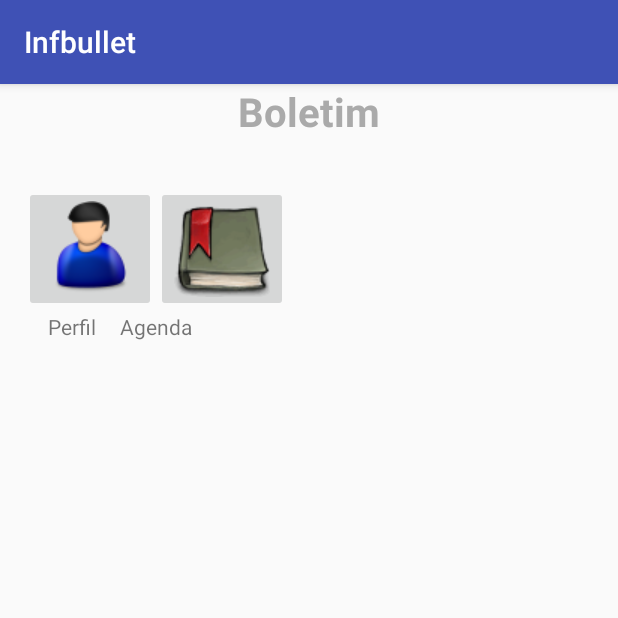
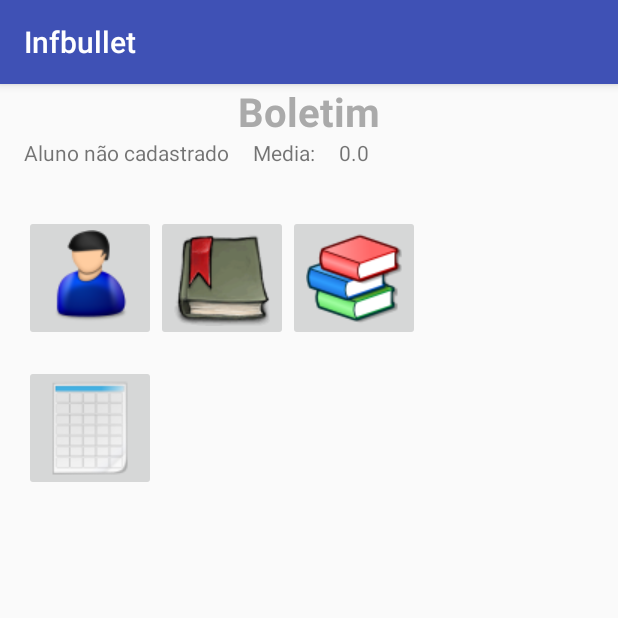
Before and after one commit to infsolution/Infbullet, an Android app: the screen it shows after launch (BulletinActivity), on a phone screen of 412 x 824 dp, the top half of it. Run offline under Robolectric (Android 15) with nearby library versions, the phone set to English and light mode, and no system bars.

```diff
--- a/app/src/main/java/infsolution/com/br/infbullet/BulletinActivity.java
+++ b/app/src/main/java/infsolution/com/br/infbullet/BulletinActivity.java
@@ -9,6 +9,7 @@ import android.widget.TextView;
 import infsolution.com.br.infbullet.dao.AlunoDAO;
 import infsolution.com.br.infbullet.modelo.Aluno;
 import infsolution.com.br.infbullet.modelo.Boletim;
+import infsolution.com.br.infbullet.modelo.Disciplina;
 
 public class BulletinActivity extends AppCompatActivity {
     private TextView nomeAluno;
@@ -19,7 +20,10 @@ public class BulletinActivity extends AppCompatActivity {
     protected void onCreate(Bundle savedInstanceState) {
         super.onCreate(savedInstanceState);
         setContentView(R.layout.activity_bulletin);
-        aluno=aluDao.getAluno();
+        nomeAluno =(TextView)findViewById(R.id.txt_nome_aluno);
+        media = (TextView)findViewById(R.id.txt_media);
+        aluDao = new AlunoDAO(this);
+        aluno = aluDao.getAluno();
         aluDao.close();
         if(aluno==null){
             nomeAluno =(TextView)findViewById(R.id.txt_nome_aluno);
@@ -38,7 +42,7 @@ public class BulletinActivity extends AppCompatActivity {
         startActivity(goToCad);
     }
     public void goForAgenda(View v){
-        Intent goToCad = new Intent(this,NewProvaActivity.class);
+        Intent goToCad = new Intent(this,AgendaActivity.class);
         startActivity(goToCad);
     }
     public void goForBoletim(View v){
@@ -50,7 +54,7 @@ public class BulletinActivity extends AppCompatActivity {
         startActivity(goToCad);
     }
     public void goForMateria(View v){
-        Intent goToCad = new Intent(this,NewProvaActivity.class);
+        Intent goToCad = new Intent(this, MateriaActivity.class);
         startActivity(goToCad);
     }
 }
--- a/app/src/main/res/layout/activity_bulletin.xml
+++ b/app/src/main/res/layout/activity_bulletin.xml
@@ -15,6 +15,33 @@
         android:textStyle="bold"
         android:layout_gravity="center_horizontal"
         />
+    <LinearLayout
+        android:layout_width="match_parent"
+        android:layout_height="wrap_content"
+        android:orientation="horizontal">
+
+        <TextView
+            android:id="@+id/txt_nome_aluno"
+            android:layout_width="wrap_content"
+            android:layout_height="wrap_content"
+            android:text="@string/no_aluno"
+            android:paddingLeft="@dimen/activity_horizontal_margin"
+            />
+        <TextView
+
+            android:layout_width="wrap_content"
+            android:layout_height="wrap_content"
+            android:text="@string/media_aluno_desc"
+            android:paddingLeft="@dimen/activity_horizontal_margin"
+            />
+        <TextView
+            android:id="@+id/txt_media"
+            android:layout_width="wrap_content"
+            android:layout_height="wrap_content"
+            android:text="@string/media_aluno"
+            android:paddingLeft="@dimen/activity_horizontal_margin"
+            />
+    </LinearLayout>
     <ScrollView
         android:layout_width="match_parent"
         android:layout_height="match_parent">
@@ -44,23 +71,25 @@
                 android:layout_toRightOf="@+id/go_profile"
                 android:onClick="goForAgenda"
                 />
-            <TextView
-                android:id="@+id/txt_go_profile"
+            <ImageButton
+                android:id="@+id/go_maateria"
                 android:layout_width="wrap_content"
                 android:layout_height="wrap_content"
-                android:layout_below="@+id/go_profile"
-                android:paddingLeft="@dimen/activity_horizontal_margin"
-                android:text="@string/txt_profile"/>
-            <TextView
-                android:id="@+id/txt_go_agenda"
+                android:src="@drawable/materias"
+                android:layout_marginTop="@dimen/activity_horizontal_margin"
+                android:layout_toRightOf="@+id/go_agenda"
+                android:onClick="goForMateria"
+                />
+            <ImageButton
+                android:id="@+id/go_boletim"
                 android:layout_width="wrap_content"
                 android:layout_height="wrap_content"
-                android:layout_below="@+id/go_agenda"
-                android:layout_toRightOf="@+id/txt_go_profile"
-                android:paddingRight="@dimen/activity_horizontal_margin"
-                android:paddingLeft="@dimen/activity_horizontal_margin"
-                android:text="@string/txt_agenda"
+                android:src="@drawable/horario"
+                android:layout_marginTop="@dimen/activity_horizontal_margin"
+                android:layout_below="@+id/go_profile"
+                android:onClick="goForProva"
                 />
+
 
 
         </RelativeLayout>
--- a/app/src/main/res/values/strings.xml
+++ b/app/src/main/res/values/strings.xml
@@ -41,6 +41,15 @@
     <string name="txt_nome_bime">Bimestre</string>
     <string name="hint_new_bimestre">novo bimestre</string>
     <string name="bt_cad_new_prova">Nova prova</string>
+    <string name="agenda">Agenda</string>
+    <string name="bimestre">Bimestre</string>
+    <string name="disciplinas">Disciplinas</string>
+    <string name="cad_evento">Novo evento</string>
+    <string name="new_mat">Nova disciplina</string>
+    <string name="provas">Provas</string>
+    <string name="no_aluno">Aluno não cadastrado</string>
+    <string name="media_aluno">0.0</string>
+    <string name="media_aluno_desc">Media:</string>
     <string-array name="tipo_prova">Tipo
         <item>Nomal</item>
         <item>Recuperação</item>
```
Also changed, not shown: app/src/main/AndroidManifest.xml (+8 -8 lines).
